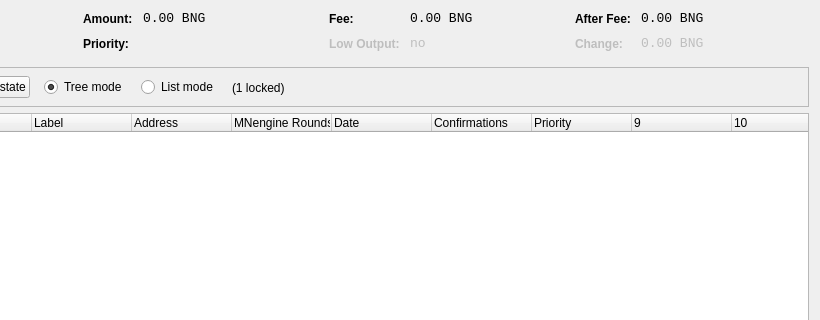
Old version of the form src/qt/forms/coincontroldialog.ui in the repository BungeeStartup/Bungee; both pictures show x 180 to 1000 and y 0 to 320 of the 1000 by 500 pixel window.
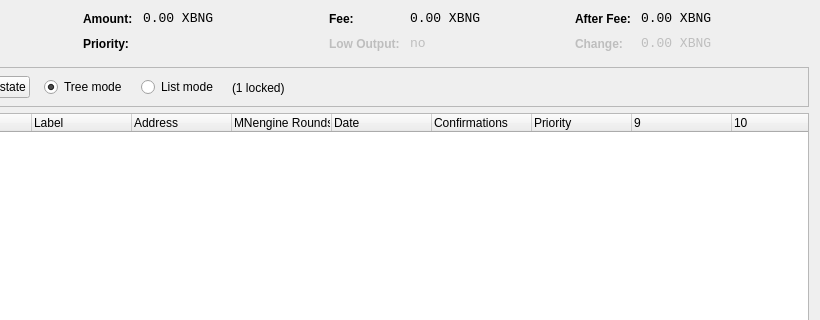
New version of the form. Custom widgets are drawn as their Qt base class.

```diff
--- a/src/qt/forms/coincontroldialog.ui
+++ b/src/qt/forms/coincontroldialog.ui
@@ -144,7 +144,7 @@
           <enum>Qt::ActionsContextMenu</enum>
          </property>
          <property name="text">
-          <string notr="true">0.00 BNG</string>
+          <string notr="true">0.00 XBNG</string>
          </property>
          <property name="textInteractionFlags">
           <set>Qt::LinksAccessibleByMouse|Qt::TextSelectableByKeyboard|Qt::TextSelectableByMouse</set>
@@ -224,7 +224,7 @@
           <enum>Qt::ActionsContextMenu</enum>
          </property>
          <property name="text">
-          <string notr="true">0.00 BNG</string>
+          <string notr="true">0.00 XBNG</string>
          </property>
          <property name="textInteractionFlags">
           <set>Qt::LinksAccessibleByMouse|Qt::TextSelectableByKeyboard|Qt::TextSelectableByMouse</set>
@@ -310,7 +310,7 @@
           <enum>Qt::ActionsContextMenu</enum>
          </property>
          <property name="text">
-          <string notr="true">0.00 BNG</string>
+          <string notr="true">0.00 XBNG</string>
          </property>
          <property name="textInteractionFlags">
           <set>Qt::LinksAccessibleByMouse|Qt::TextSelectableByKeyboard|Qt::TextSelectableByMouse</set>
@@ -348,7 +348,7 @@
           <enum>Qt::ActionsContextMenu</enum>
          </property>
          <property name="text">
-          <string notr="true">0.00 BNG</string>
+          <string notr="true">0.00 XBNG</string>
          </property>
          <property name="textInteractionFlags">
           <set>Qt::LinksAccessibleByMouse|Qt::TextSelectableByKeyboard|Qt::TextSelectableByMouse</set>
```
